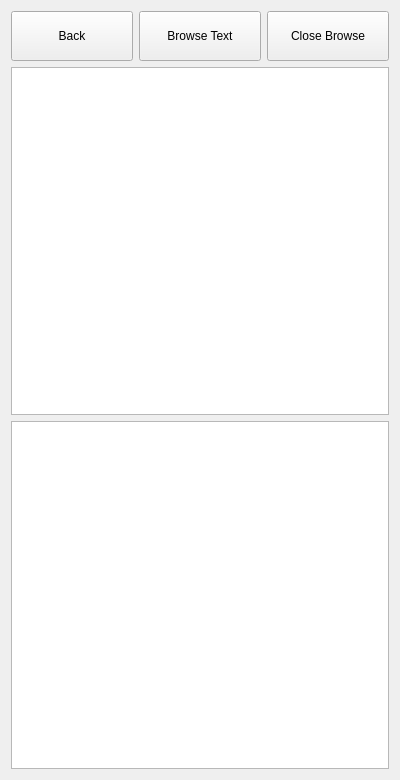
Above: dlgmainnotes.ui from ic005k/Knot-Legacy before the change. Below: the same form after it.
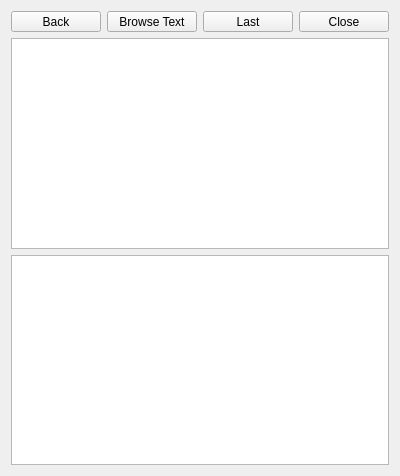
That is the form after the change. Icons and pictures are not drawn.

What changed in the file:
```diff
--- a/dlgmainnotes.ui
+++ b/dlgmainnotes.ui
@@ -7,7 +7,7 @@
     <x>0</x>
     <y>0</y>
     <width>400</width>
-    <height>780</height>
+    <height>476</height>
    </rect>
   </property>
   <property name="windowTitle">
@@ -33,12 +33,22 @@
        <property name="minimumSize">
         <size>
          <width>0</width>
-         <height>50</height>
+         <height>0</height>
         </size>
        </property>
        <property name="text">
         <string>Back</string>
        </property>
+       <property name="icon">
+        <iconset resource="src.qrc">
+         <normaloff>:/src/back.png</normaloff>:/src/back.png</iconset>
+       </property>
+       <property name="iconSize">
+        <size>
+         <width>25</width>
+         <height>25</height>
+        </size>
+       </property>
       </widget>
      </item>
      <item>
@@ -52,12 +62,51 @@
        <property name="minimumSize">
         <size>
          <width>0</width>
-         <height>50</height>
+         <height>0</height>
         </size>
        </property>
        <property name="text">
         <string>Browse Text</string>
        </property>
+       <property name="icon">
+        <iconset resource="src.qrc">
+         <normaloff>:/src/opentxt.png</normaloff>:/src/opentxt.png</iconset>
+       </property>
+       <property name="iconSize">
+        <size>
+         <width>25</width>
+         <height>25</height>
+        </size>
+       </property>
+      </widget>
+     </item>
+     <item>
+      <widget class="QToolButton" name="btnLastBrowse">
+       <property name="sizePolicy">
+        <sizepolicy hsizetype="Preferred" vsizetype="Fixed">
+         <horstretch>0</horstretch>
+         <verstretch>0</verstretch>
+        </sizepolicy>
+       </property>
+       <property name="minimumSize">
+        <size>
+         <width>0</width>
+         <height>0</height>
+        </size>
+       </property>
+       <property name="text">
+        <string>Last</string>
+       </property>
+       <property name="icon">
+        <iconset resource="src.qrc">
+         <normaloff>:/src/lasttxt.png</normaloff>:/src/lasttxt.png</iconset>
+       </property>
+       <property name="iconSize">
+        <size>
+         <width>25</width>
+         <height>25</height>
+        </size>
+       </property>
       </widget>
      </item>
      <item>
@@ -71,11 +120,21 @@
        <property name="minimumSize">
         <size>
          <width>0</width>
-         <height>50</height>
+         <height>0</height>
         </size>
        </property>
        <property name="text">
-        <string>Close Browse</string>
+        <string>Close</string>
+       </property>
+       <property name="icon">
+        <iconset resource="src.qrc">
+         <normaloff>:/src/closetxt.png</normaloff>:/src/closetxt.png</iconset>
+       </property>
+       <property name="iconSize">
+        <size>
+         <width>25</width>
+         <height>25</height>
+        </size>
        </property>
       </widget>
      </item>
```
Left out of the diff: 4 changed lines with no effect on the pictures.
